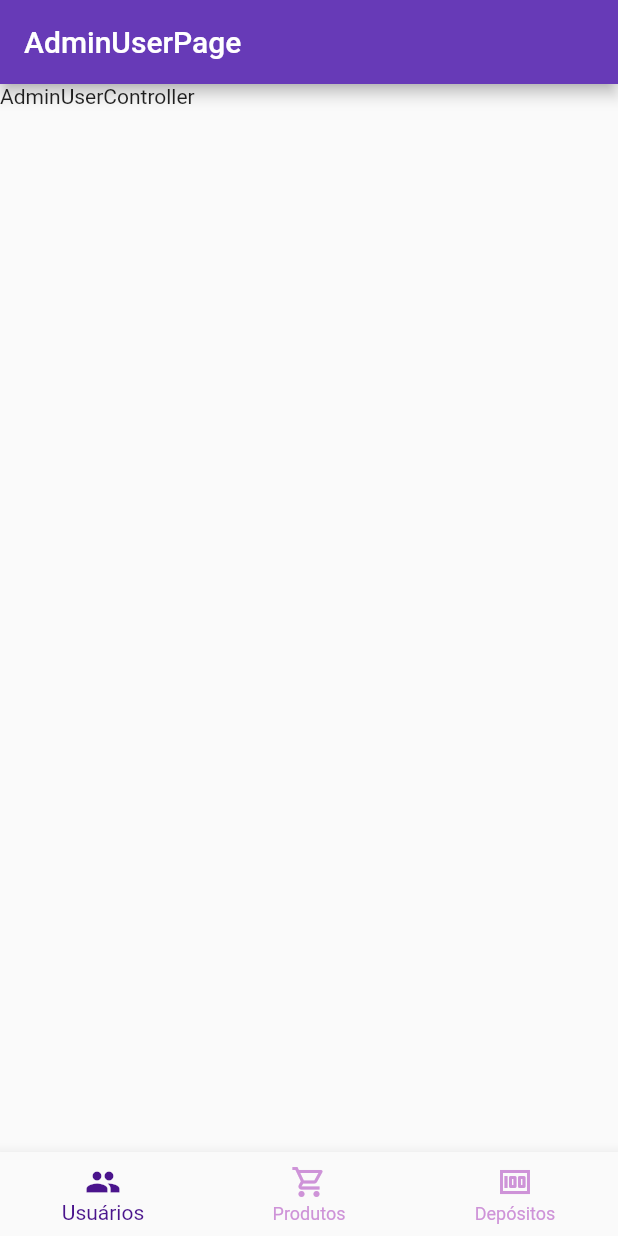
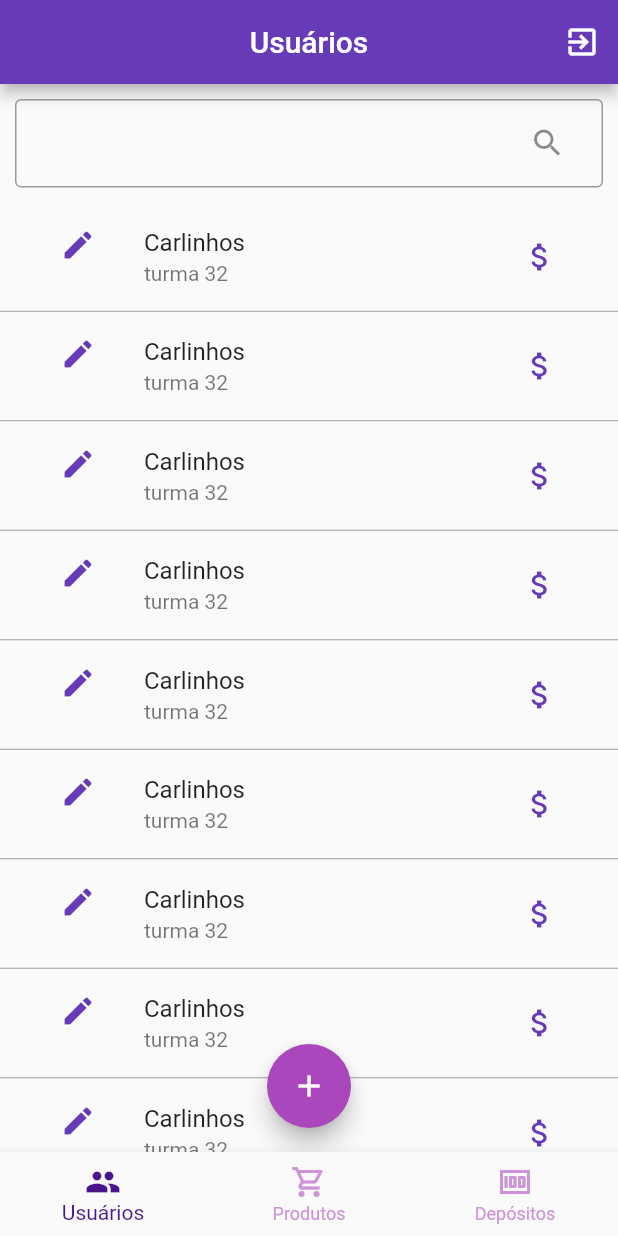
Before and after one commit to CaioCesarLima/leitureca, a Flutter app: the screen it shows after launch, on a phone screen of 412 x 824 dp. Run offline on Flutter 3.47's test engine with Material 2 defaults, Android fonts, the phone set to English and light mode, and no system bars; our stand-ins replace flutter_svg, get, parse_server_sdk; accounts and stored records are empty; Roboto replaces fonts that are missing (Georgia); key blocks and very long unbroken strings in the code were emptied for the run.

Commit message:
design da listagem de usuários e listagem de produtos

```diff
--- a/lib/app/modules/admin/users/admin_user_page.dart
+++ b/lib/app/modules/admin/users/admin_user_page.dart
@@ -1,17 +1,89 @@
 import 'package:flutter/material.dart';
 import 'package:get/get.dart';
 import 'package:leitureca/app/modules/admin/users/admin_user_controller.dart';
+import 'package:leitureca/app/user_controller.dart';
 
 class AdminUserPage extends GetView<AdminUserController> {
-
+  UserController userController = Get.find<UserController>();
   @override
   Widget build(BuildContext context) {
-
     return Scaffold(
-    appBar: AppBar(title: Text('AdminUserPage')),
-
-    body: SafeArea(
-      child: Text('AdminUserController'))
+      appBar: AppBar(
+        centerTitle: true,
+        title: Text('Usuários'),
+        actions: [
+          IconButton(
+              icon: Icon(Icons.exit_to_app),
+              onPressed: () {
+                userController.logout();
+              })
+        ],
+      ),
+      body: SafeArea(
+        child: Column(
+          children: [
+            Container(
+              margin: EdgeInsets.all(10),
+              child: TextField(
+                decoration: InputDecoration(
+                    suffixIcon: Padding(
+                      padding: const EdgeInsets.only(right: 25),
+                      child: GestureDetector(
+                        onTap: (){
+                          print("Busca realizada");
+                        },
+                        child: Icon(Icons.search),
+                      ),
+                    ),
+                    border: OutlineInputBorder(
+                        borderSide:
+                            BorderSide(color: Colors.deepPurple, width: 1))),
+              ),
+            ),
+            Expanded(
+              child: ListView.builder(
+                itemCount: 25,
+                itemBuilder: (BuildContext context, index) {
+                  return ListTileUser();
+                },
+              ),
+            ),
+          ],
+        ),
+      ),
+      floatingActionButtonLocation: FloatingActionButtonLocation.centerFloat,
+      floatingActionButton: FloatingActionButton(
+        child: Icon(Icons.add),
+        onPressed: () {
+          print('novo usuário');
+        },
+      ),
     );
   }
 }
+
+Widget ListTileUser() {
+  return Column(
+    children: [
+      Padding(
+        padding: const EdgeInsets.symmetric(horizontal: 24),
+        child: ListTile(
+          leading: Icon(
+            Icons.edit,
+            color: Colors.deepPurple,
+          ),
+          trailing: Icon(
+            Icons.attach_money_sharp,
+            color: Colors.deepPurple,
+          ),
+          title: Text("Carlinhos"),
+          subtitle: Text("turma 32"),
+        ),
+      ),
+      Divider(
+        color: Colors.grey,
+        height: 1,
+      ),
+    ],
+  );
+}
--- a/lib/app/user_controller.dart
+++ b/lib/app/user_controller.dart
@@ -12,7 +12,7 @@ UserController();
 
   @override
     void onInit() async{
-      user = await UserProvider().islogged();
+      //user = await UserProvider().islogged();
       super.onInit();
     }
 
```
Also changed, not shown: lib/app/modules/admin/deposit/admin_deposit_page.dart (+5 -7 lines), lib/app/modules/admin/products/admin_products_page.dart (+71 -6 lines).
